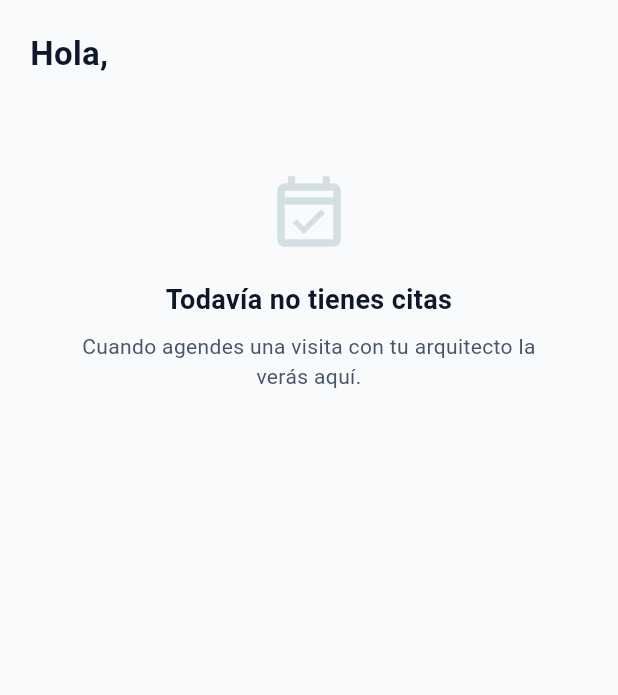
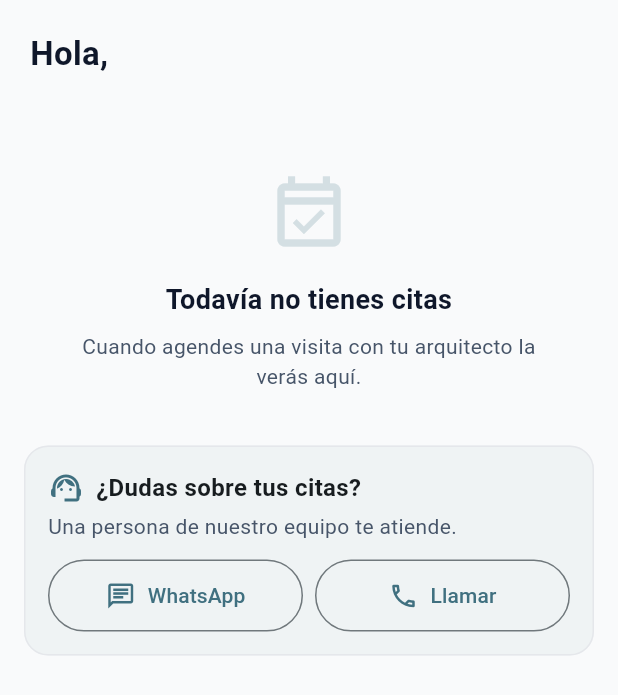
Before and after one commit to carlosVicencio87/moblar_clientes, a Flutter app: the CitasTab widget shown alone on an empty page, opened directly with empty values, on a phone screen of 412 x 824 dp. Shown: the top 695 px of the screen. Run offline on Flutter 3.47's test engine with Material 3 defaults, Android fonts, the phone set to English and light mode, and no system bars; our stand-ins replace flutter_secure_storage; accounts and stored records are empty.

Commit message:
feat: contacto con motivo por seccion, sin pestaña Atencion y Mi compra solo con compras

```diff
--- a/lib/data/api_client.dart
+++ b/lib/data/api_client.dart
@@ -26,8 +26,11 @@ class DemasiadosIntentos extends ApiException {
 
 /// 401 en cualquier otra ruta: el pase venció o la operadora lo revocó.
 class SesionTerminada extends ApiException {
+  /// También llega aquí cuando el mismo código se usó para entrar en otro
+  /// dispositivo: solo una sesión activa por cliente (2026-09-29).
   const SesionTerminada()
-      : super('Tu sesión terminó. Vuelve a entrar con tu código.');
+      : super('Tu sesión se cerró: tu código se usó en otro dispositivo o fue '
+            'actualizado. Vuelve a entrar con tu código.');
 }
 
 class SinConexion extends ApiException {
--- a/lib/ui/citas_tab.dart
+++ b/lib/ui/citas_tab.dart
@@ -7,6 +7,7 @@ import '../util/formato.dart';
 import 'cita_detalle_page.dart';
 import 'widgets/avatar_arquitecto.dart';
 import 'widgets/comunes.dart';
+import 'widgets/contacto.dart';
 
 /// Citas del cliente: la próxima destacada arriba, luego las demás próximas y
 /// al final las anteriores.
@@ -68,6 +69,15 @@ class CitasTab extends StatelessWidget {
           const TituloSeccion('Anteriores'),
           for (final c in anteriores) _TarjetaCita(cita: c),
         ],
+        TarjetaAyuda(
+          titulo: '¿Dudas sobre tus citas?',
+          contacto: datos.contacto,
+          mensaje: mensajeContacto(
+            etiqueta: MotivoContacto.citas,
+            nombre: datos.nombre,
+            texto: 'Tengo una duda sobre mis citas.',
+          ),
+        ),
       ],
     );
   }
--- a/lib/ui/compras_tab.dart
+++ b/lib/ui/compras_tab.dart
@@ -6,6 +6,7 @@ import '../theme.dart';
 import '../util/formato.dart';
 import 'compra_detalle_page.dart';
 import 'widgets/comunes.dart';
+import 'widgets/contacto.dart';
 
 /// "Mi compra": un renglón por mueble comprado con su etapa y avance.
 class ComprasTab extends StatelessWidget {
@@ -36,6 +37,15 @@ class ComprasTab extends StatelessWidget {
           const TituloSeccion('Entregadas'),
           for (final c in entregadas) TarjetaCompra(compra: c),
         ],
+        TarjetaAyuda(
+          titulo: '¿Dudas sobre tus compras?',
+          contacto: datos.contacto,
+          mensaje: mensajeContacto(
+            etiqueta: MotivoContacto.compras,
+            nombre: datos.nombre,
+            texto: 'Tengo una duda sobre mis compras.',
+          ),
+        ),
       ],
     );
   }
--- a/lib/ui/login_page.dart
+++ b/lib/ui/login_page.dart
@@ -144,7 +144,7 @@ class _LoginPageState extends State<LoginPage> {
                       context,
                       enlaceWhatsApp(
                         '52${AppConfig.telefonoAtencion}',
-                        mensaje: 'Hola, necesito mi código para la app de Moblar.',
+                        mensaje: '[ACCESO] Hola, necesito mi código para la app de Moblar.',
                       ),
                     ),
                     icon: const Icon(Icons.chat_outlined),
--- /dev/null
+++ b/lib/ui/widgets/contacto.dart
@@ -0,0 +1,187 @@
+import 'package:flutter/material.dart';
+
+import '../../config.dart';
+import '../../data/models.dart';
+import '../../theme.dart';
+import '../../util/formato.dart';
+import 'comunes.dart';
+
+/// Contacto con atención a clientes desde CADA sección (decisión 2026-09-29:
+/// se quitó la pestaña "Atención"). El mensaje de WhatsApp empieza con una
+/// etiqueta entre corchetes —`[CITA …]`, `[COTIZACIÓN …]`, `[PROYECTO …]`—
+/// para que contact center sepa de qué se trata y lo clasifique.
+
+/// Etiquetas: siempre al inicio del mensaje, en mayúsculas.
+abstract final class MotivoContacto {
+  static const cita = 'CITA';
+  static const citas = 'CITAS';
+  static const cotizacion = 'COTIZACIÓN';
+  static const cotizaciones = 'COTIZACIONES';
+  static const proyecto = 'PROYECTO';
+  static const compras = 'COMPRAS';
+}
+
+/// `[ETIQUETA referencia] Hola, soy Nombre. texto`
+String mensajeContacto({
+  required String etiqueta,
+  String? referencia,
+  String? nombre,
+  required String texto,
+}) {
+  final ref = (referencia ?? '').trim();
+  final quien = (nombre ?? '').trim();
+  final cabecera = ref.isEmpty ? '[$etiqueta]' : '[$etiqueta $ref]';
+  final saludo = quien.isEmpty ? 'Hola.' : 'Hola, soy $quien.';
+  return '$cabecera $saludo $texto';
+}
+
+String mensajeCita(Cita cita, String? nombre) {
+  final fecha = parseFecha(cita.fecha);
+  final hora = horaLegible(cita.horario);
+  final cuando = [if (fecha != null) fechaLarga(fecha), if (hora.isNotEmpty) hora].join(' a las ');
+  return mensajeContacto(
+    etiqueta: MotivoContacto.cita,
+    referencia: fecha == null ? null : fechaCorta(fecha),
+    nombre: nombre,
+    texto: cuando.isEmpty
+        ? 'Tengo una duda sobre mi cita.'
+        : 'Tengo una duda sobre mi cita del $cuando.',
+  );
+}
+
+String mensajeCotizacion(Cotizacion c, String? nombre) => mensajeContacto(
+      etiqueta: MotivoContacto.cotizacion,
+      referencia: c.codigo,
+      nombre: nombre,
+      texto: 'Tengo una duda sobre mi cotización'
+          '${c.mueble == null ? '' : ' de ${c.mueble}'}'
+          '${c.codigo == null ? '' : ' (${c.codigo})'}.',
+    );
+
+String mensajeProyecto(Compra c, String? nombre) => mensajeContacto(
+      etiqueta: MotivoContacto.proyecto,
+      referencia: c.codigo,
+      nombre: nombre,
+      texto: 'Quiero saber sobre mi ${c.mueble ?? 'mueble'}'
+          '${c.codigo == null ? '' : ' (pedido ${c.codigo})'}.',
+    );
+
+/// Teléfono y WhatsApp a usar: lo que mande el servidor o, si falta, el de
+/// respaldo de la app. Moblar atiende a todas las marcas por ahora.
+class ContactoResuelto {
+  ContactoResuelto(Contacto c)
+      : telefono = c.telefono.isNotEmpty ? c.telefono : AppConfig.telefonoAtencion,
+        whatsapp = c.whatsapp.isNotEmpty
+            ? c.whatsapp
+            : '52${c.telefono.isNotEmpty ? c.telefono : AppConfig.telefonoAtencion}';
+
+  final String telefono;
+  final String whatsapp;
+
+  /// "5530768296" → "55 3076 8296"
+  String get telefonoLegible {
+    final d = telefono.replaceAll(RegExp(r'\D'), '');
+    return d.length == 10 ? '${d.substring(0, 2)} ${d.substring(2, 6)} ${d.substring(6)}' : telefono;
+  }
+}
+
+/// Dos botones, WhatsApp (con el mensaje ya escrito) y llamar.
+class BotonesContacto extends StatelessWidget {
+  const BotonesContacto({
+    super.key,
+    required this.contacto,
+    required this.mensaje,
+    this.compactos = false,
+  });
+
+  final Contacto contacto;
+  final String mensaje;
+
+  /// Compactos: para ir dentro de una tarjeta de la lista.
+  final bool compactos;
+
+  @override
+  Widget build(BuildContext context) {
+    final c = ContactoResuelto(contacto);
+    final alto = compactos ? 40.0 : 48.0;
+    final estilo = OutlinedButton.styleFrom(
+      minimumSize: Size.fromHeight(alto),
+      padding: const EdgeInsets.symmetric(horizontal: 8),
+    );
+    return Row(
+      children: [
+        Expanded(
+          child: OutlinedButton.icon(
+            key: const Key('contactoWhatsApp'),
+            style: estilo,
+            onPressed: () => abrirEnlace(context, enlaceWhatsApp(c.whatsapp, mensaje: mensaje)),
+            icon: const Icon(Icons.chat_outlined, size: 20),
+            label: const Text('WhatsApp'),
+          ),
+        ),
+        const SizedBox(width: 8),
+        Expanded(
+          child: OutlinedButton.icon(
+            key: const Key('contactoLlamar'),
+            style: estilo,
+            onPressed: () => abrirEnlace(context, Uri(scheme: 'tel', path: c.telefono)),
+            icon: const Icon(Icons.call_outlined, size: 20),
+            label: const Text('Llamar'),
+          ),
+        ),
+      ],
+    );
+  }
+}
+
+/// Tarjeta "¿Necesitas ayuda?" al final de cada sección.
+class TarjetaAyuda extends StatelessWidget {
+  const TarjetaAyuda({
+    super.key,
+    required this.titulo,
+    required this.contacto,
+    required this.mensaje,
+  });
+
+  final String titulo;
+  final Contacto contacto;
+  final String mensaje;
+
+  @override
+  Widget build(BuildContext context) {
+    return Padding(
+      padding: const EdgeInsets.only(top: 4),
+      child: Card(
+        key: const Key('tarjetaAyuda'),
+        color: MoblarColors.primarySoft,
+        child: Padding(
+          padding: const EdgeInsets.all(16),
+          child: Column(
+            crossAxisAlignment: CrossAxisAlignment.stretch,
+            children: [
+              Row(
+                children: [
+                  const Icon(Icons.support_agent, color: MoblarColors.primary),
+                  const SizedBox(width: 8),
+                  Expanded(
+                    child: Text(
+                      titulo,
+                      style: const TextStyle(fontSize: 16, fontWeight: FontWeight.w600),
+                    ),
+                  ),
+                ],
+              ),
+              const SizedBox(height: 4),
+              const Text(
+                'Una persona de nuestro equipo te atiende.',
+                style: TextStyle(color: MoblarColors.textSecondary),
+              ),
+              const SizedBox(height: 12),
+              BotonesContacto(contacto: contacto, mensaje: mensaje),
+            ],
+          ),
+        ),
+      ),
+    );
+  }
+}
```
Also changed, not shown: lib/ui/atencion_tab.dart (deleted, +0 -119 lines), lib/ui/cita_detalle_page.dart (+28 -27 lines), lib/ui/compra_detalle_page.dart (+5 -15 lines), lib/ui/cotizaciones_tab.dart (+31 -2 lines), lib/ui/home_shell.dart (+38 -24 lines), 3 other files.
